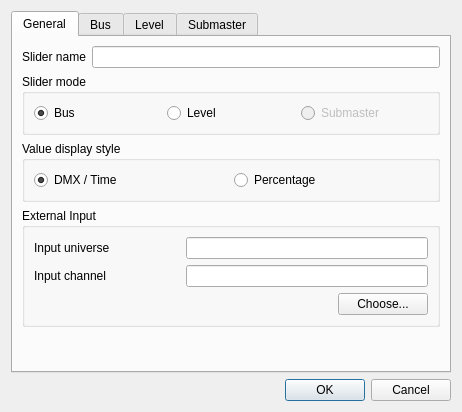
Old version of the form main/vcsliderproperties.ui in the repository Andersbakken/qlc.
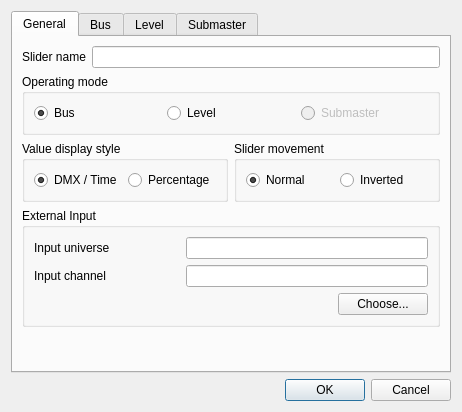
New version of the form.

Commit message: Implemented inverted appearance to vcslider (task 1460069)

```diff
--- a/main/vcsliderproperties.ui
+++ b/main/vcsliderproperties.ui
@@ -25,8 +25,8 @@
       <attribute name="title" >
        <string>General</string>
       </attribute>
-      <layout class="QVBoxLayout" name="verticalLayout" >
-       <item>
+      <layout class="QGridLayout" name="gridLayout_2" >
+       <item row="0" column="0" colspan="2" >
         <layout class="QHBoxLayout" >
          <item>
           <widget class="QLabel" name="m_nameLabel" >
@@ -44,10 +44,10 @@
          </item>
         </layout>
        </item>
-       <item>
+       <item row="1" column="0" colspan="2" >
         <widget class="QGroupBox" name="m_modeGroup" >
          <property name="title" >
-          <string>Slider mode</string>
+          <string>Operating mode</string>
          </property>
          <layout class="QHBoxLayout" name="horizontalLayout" >
           <item>
@@ -86,7 +86,7 @@
          </layout>
         </widget>
        </item>
-       <item>
+       <item row="2" column="0" >
         <widget class="QGroupBox" name="m_valueGroup" >
          <property name="title" >
           <string>Value display style</string>
@@ -118,7 +118,33 @@
          </layout>
         </widget>
        </item>
-       <item>
+       <item row="2" column="1" >
+        <widget class="QGroupBox" name="m_sliderMovementGroup" >
+         <property name="title" >
+          <string>Slider movement</string>
+         </property>
+         <layout class="QHBoxLayout" name="horizontalLayout_3" >
+          <item>
+           <widget class="QRadioButton" name="m_sliderMovementNormalRadio" >
+            <property name="text" >
+             <string>Normal</string>
+            </property>
+            <property name="checked" >
+             <bool>true</bool>
+            </property>
+           </widget>
+          </item>
+          <item>
+           <widget class="QRadioButton" name="m_sliderMovementInvertedRadio" >
+            <property name="text" >
+             <string>Inverted</string>
+            </property>
+           </widget>
+          </item>
+         </layout>
+        </widget>
+       </item>
+       <item row="3" column="0" colspan="2" >
         <widget class="QGroupBox" name="m_externalInputGroup" >
          <property name="title" >
           <string>External Input</string>
@@ -184,7 +210,7 @@
          </layout>
         </widget>
        </item>
-       <item>
+       <item row="4" column="0" colspan="2" >
         <spacer>
          <property name="orientation" >
           <enum>Qt::Vertical</enum>
```
The commit also changes 4 other files.
